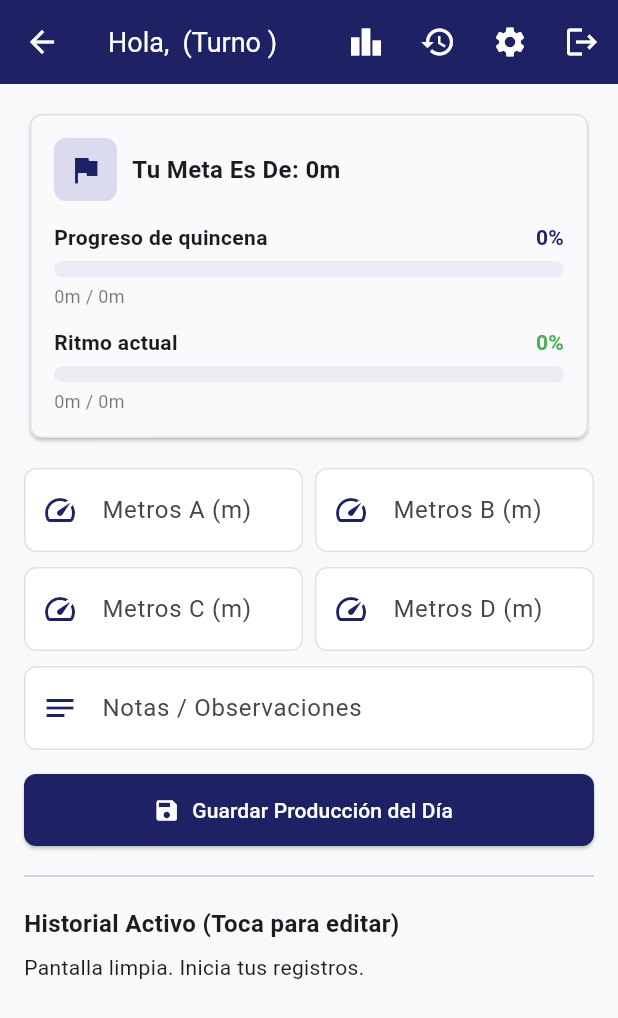
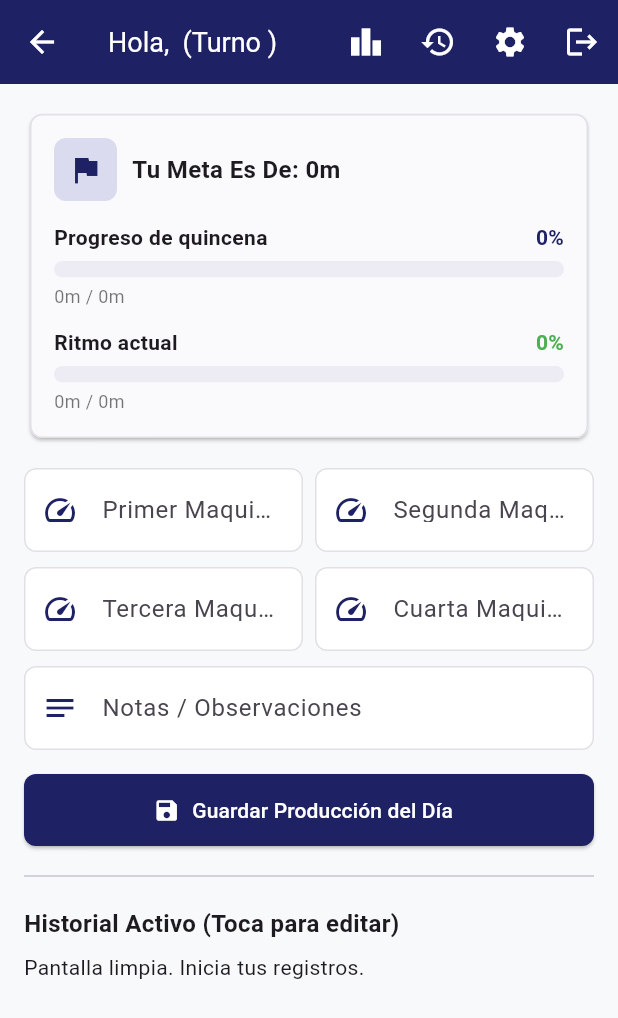
Before and after one commit to Rigodonin/GoldenMobile, a Flutter app: the OperadorScreen screen opened by its route, on a phone screen of 412 x 824 dp. Shown: the top 1018 px of the screen. Run offline on Flutter 3.47's test engine with Material 3 defaults, Android fonts, the phone set to English and light mode, and no system bars; our stand-ins replace supabase_flutter; accounts and stored records are empty.

Commit message:
configuracion de los bloques de texto

```diff
--- a/lib/screens/operador_screen.dart
+++ b/lib/screens/operador_screen.dart
@@ -1058,7 +1058,7 @@ class _OperadorScreenState extends State<OperadorScreen> {
                 Expanded(
                   child: TextField(
                     controller: _telarControllers[0],
-                    decoration: _decoracionCampo('Metros A (m)', Icons.speed),//prueba de commit
+                    decoration: _decoracionCampo('Primer Maquina', Icons.speed),//prueba de commit
                     keyboardType: TextInputType.number,
                     inputFormatters: [FilteringTextInputFormatter.digitsOnly],
                   ),
@@ -1067,7 +1067,7 @@ class _OperadorScreenState extends State<OperadorScreen> {
                 Expanded(
                   child: TextField(
                     controller: _telarControllers[1],
-                    decoration: _decoracionCampo('Metros B (m)', Icons.speed),
+                    decoration: _decoracionCampo('Segunda Maquina', Icons.speed),
                     keyboardType: TextInputType.number,
                     inputFormatters: [FilteringTextInputFormatter.digitsOnly],
                   ),
@@ -1080,7 +1080,7 @@ class _OperadorScreenState extends State<OperadorScreen> {
                 Expanded(
                   child: TextField(
                     controller: _telarControllers[2],
-                    decoration: _decoracionCampo('Metros C (m)', Icons.speed),
+                    decoration: _decoracionCampo('Tercera Maquina', Icons.speed),
                     keyboardType: TextInputType.number,
                     inputFormatters: [FilteringTextInputFormatter.digitsOnly],
                   ),
@@ -1089,7 +1089,7 @@ class _OperadorScreenState extends State<OperadorScreen> {
                 Expanded(
                   child: TextField(
                     controller: _telarControllers[3],
-                    decoration: _decoracionCampo('Metros D (m)', Icons.speed),
+                    decoration: _decoracionCampo('Cuarta Maquina', Icons.speed),
                     keyboardType: TextInputType.number,
                     inputFormatters: [FilteringTextInputFormatter.digitsOnly],
                   ),
```
